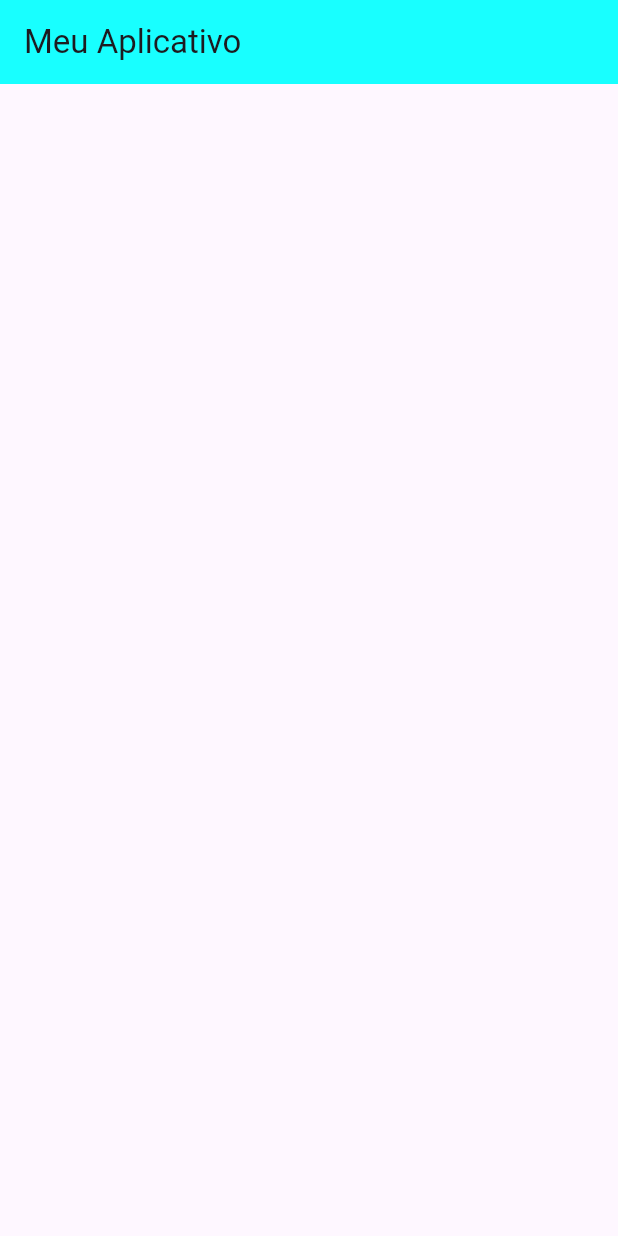
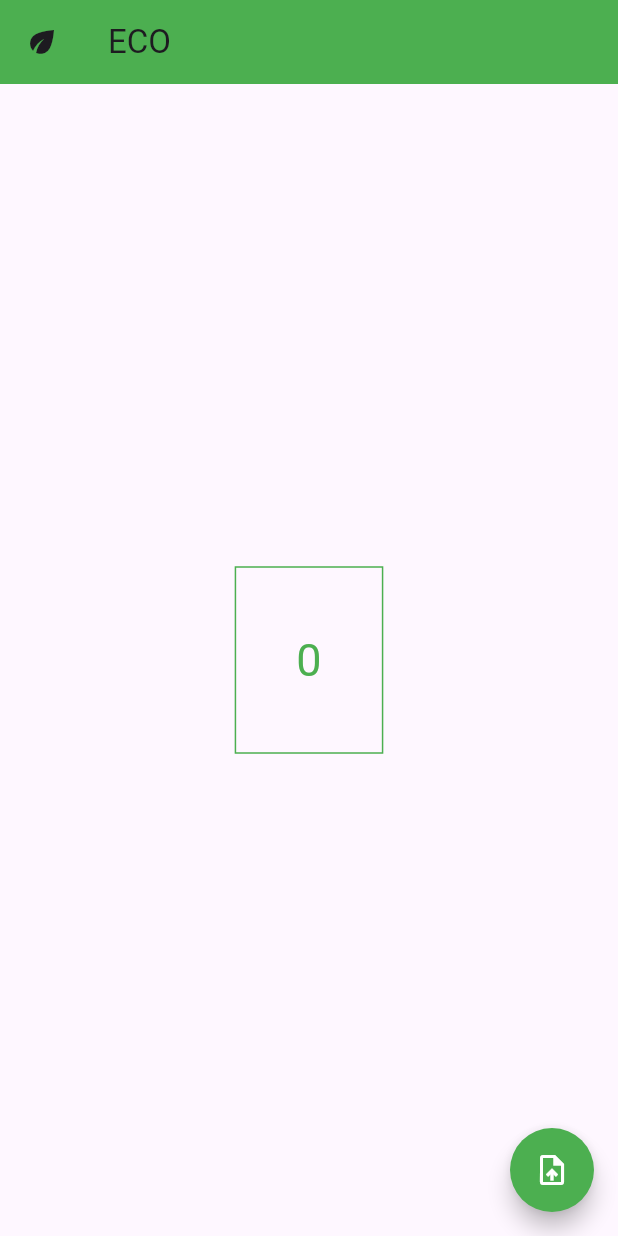
Before and after one commit to jeancariolato/flutter-projeto2.1, a Flutter app: the screen it shows after launch, on a phone screen of 412 x 824 dp. Run offline on Flutter 3.47's test engine with Material 3 defaults, Android fonts, the phone set to English and light mode, and no system bars.

Commit message:
Eco App Counter - 23-08-2024

```diff
--- a/lib/main.dart
+++ b/lib/main.dart
@@ -1,23 +1,55 @@
-
 import 'package:flutter/material.dart';
 
-void main(){
-  runApp(const MyPage());
+void main() {
+  runApp(MyPage());
 }
 
-class MyPage extends StatelessWidget {
-  const MyPage({super.key});
+class MyPage extends StatefulWidget {
+  MyPage({super.key});
+
+  @override
+  State<MyPage> createState() => _MyPageState();
+}
+
+class _MyPageState extends State<MyPage> {
+  var _cont = 0;
 
   @override
   Widget build(BuildContext context) {
     return MaterialApp(
+      debugShowCheckedModeBanner: false,
       title: "Meu App",
       home: Scaffold(
-        appBar: AppBar(
-          title: Text("Meu Aplicativo"),
-          backgroundColor: Colors.cyanAccent[200],
-        ),
-      ),
+          appBar: AppBar(
+            leading: Icon(Icons.eco),
+            title: Text("ECO"),
+            backgroundColor: Colors.green,
+          ),
+          body: Center(
+            child: Container(
+              padding: EdgeInsets.all(40),
+              decoration:
+                  BoxDecoration(border: Border.all(color: Colors.green)),
+              child: Text(
+                "$_cont",
+                style: TextStyle(fontSize: 30.0, color: Colors.green),
+              ),
+            ),
+          ),
+          floatingActionButton: FloatingActionButton(
+            child: Icon(
+              Icons.upload_file_outlined,
+              color: Colors.white,
+            ),
+            shape: CircleBorder(),
+            backgroundColor: Colors.green,
+            onPressed: () {
+              setState(() {
+                _cont += 1;
+              });
+              print(_cont);
+            },
+          )),
     );
   }
 }
```
